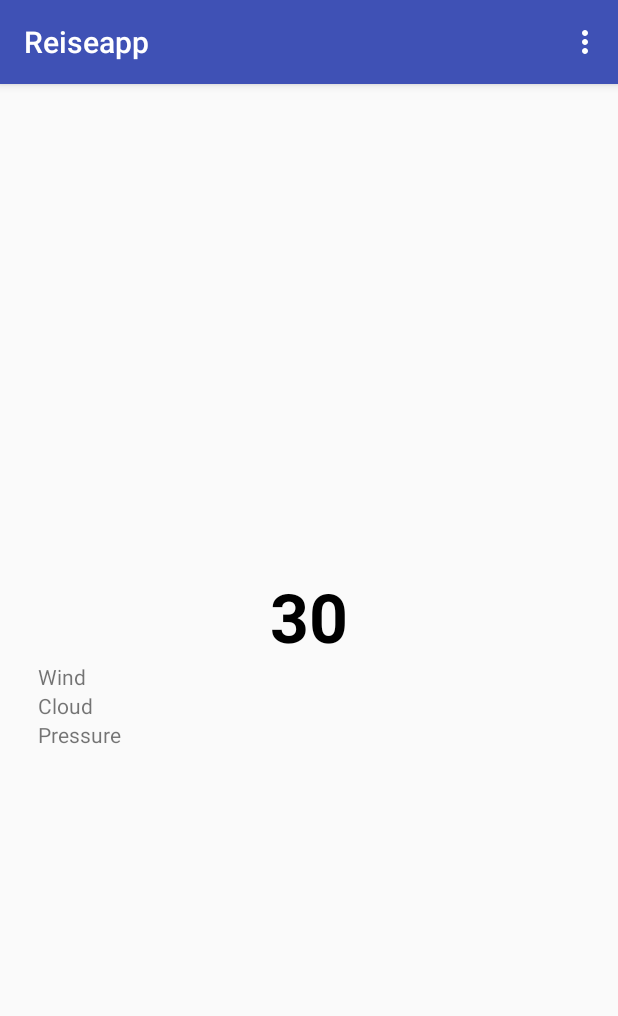
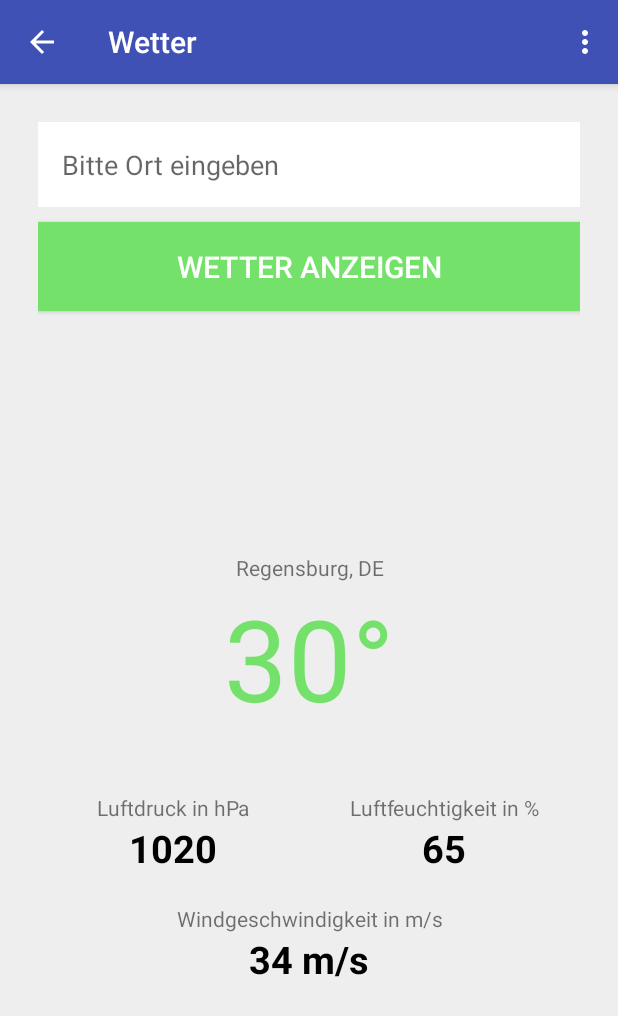
Before and after one commit to Stephfi/TravelAndroid, an Android app: the Weather screen opened directly, with no data from a screen before it, on a phone screen of 412 x 824 dp. Shown: the top 1016 px of the screen. Run offline under Robolectric (Android 15) with nearby library versions, the phone set to English and light mode, and no system bars; our stand-ins replace Volley; libraries missing offline, so code that uses them is left out: com.facebook.stetho.

Commit message:
Weather functionality is now working

```diff
--- a/app/build.gradle
+++ b/app/build.gradle
@@ -32,6 +32,8 @@ dependencies {
     implementation 'com.facebook.stetho:stetho:1.5.0'
     implementation 'com.facebook.stetho:stetho-okhttp3:1.5.0'
 
+    implementation 'com.android.volley:volley:1.0.0'
+
     implementation 'com.android.support:recyclerview-v7:27.1.1'
     implementation 'com.android.support:design:27.1.1'
 
--- a/app/src/main/AndroidManifest.xml
+++ b/app/src/main/AndroidManifest.xml
@@ -47,7 +47,8 @@
             </intent-filter>
         </activity>
 
-      <activity android:name=".Weather.Weather"/>
+      <activity android:name=".Weather.Weather"
+          android:parentActivityName=".MainActivity.MainActivity"/>
 
     </application>
 
--- a/app/src/main/java/com/example/markusbink/travelapp/Weather/JSONWeatherParser.java
+++ /dev/null
@@ -1,60 +0,0 @@
-package com.example.markusbink.travelapp.Weather;
-
-import com.example.markusbink.travelapp.Weather.model.Place;
-
-import org.json.JSONArray;
-import org.json.JSONException;
-import org.json.JSONObject;
-
-public class JSONWeatherParser {
-
-    public static Weather_SingleItem getWeather(String data) {
-        Weather_SingleItem weather = new Weather_SingleItem();
-
-        //create JSON Object from data
-
-        try{
-            JSONObject jsonObject = new JSONObject(data);
-            Place place = new Place();
-
-            JSONObject coordObj = Utils.getObject("coord", jsonObject);
-            place.setLat(Utils.getFloat("lat", coordObj));
-            place.setLon(Utils.getFloat("lon", coordObj));
-
-            //Get the sys object
-            JSONObject sysObj = Utils.getObject("sys", jsonObject);
-            place.setCountry(Utils.getString("country", sysObj));
-            place.setLastUpdate(Utils.getInt("dt", jsonObject));
-            place.setSunrise(Utils.getInt("sunrise", sysObj));
-            place.setSunset(Utils.getInt("sunset", sysObj));
-            weather.place = place;
-
-            //Get weather info
-            JSONArray jsonArray = jsonObject.getJSONArray("weather");
-            JSONObject jsonWeather = jsonArray.getJSONObject(0);
-            weather.currentCondition.setWeatherId(Utils.getInt("id", jsonWeather));
-            weather.currentCondition.setDescription(Utils.getString("description", jsonWeather));
-            weather.currentCondition.setCondition(Utils.getString("main", jsonWeather));
-            weather.currentCondition.setIcon(Utils.getString("icon", jsonWeather));
-
-            JSONObject windObj = Utils.getObject("wind", jsonObject);
-            weather.wind.setSpeed(Utils.getFloat("speed", windObj));
-            weather.wind.setDegree(Utils.getFloat("deg", windObj));
-
-            JSONObject cloudObj = Utils.getObject("clouds", jsonObject);
-            weather.clouds.setPrecipitation(Utils.getInt("all", cloudObj));
-
-            return weather;
-
-
-
-        } catch (JSONException e) {
-            e.printStackTrace();
-
-            return null;
-        }
-    }
-
-
-
-}
--- a/app/src/main/java/com/example/markusbink/travelapp/Weather/Weather.java
+++ b/app/src/main/java/com/example/markusbink/travelapp/Weather/Weather.java
@@ -3,18 +3,36 @@ package com.example.markusbink.travelapp.Weather;
 import android.os.AsyncTask;
 import android.os.Bundle;
 import android.util.Log;
+import android.view.Menu;
+import android.view.View;
+import android.widget.Button;
+import android.widget.EditText;
 import android.widget.TextView;
+import android.widget.Toast;
 
+import com.android.volley.Request;
+import com.android.volley.RequestQueue;
+import com.android.volley.Response;
+import com.android.volley.VolleyError;
+import com.android.volley.toolbox.JsonObjectRequest;
+import com.android.volley.toolbox.Volley;
 import com.example.markusbink.travelapp.ActionBarActivity;
 import com.example.markusbink.travelapp.R;
 import com.facebook.stetho.Stetho;
 
+import org.json.JSONArray;
+import org.json.JSONException;
+import org.json.JSONObject;
+
 public class Weather extends ActionBarActivity {
 
-    TextView textViewTemp, textViewWind, textViewCloud, textViewPressure;
-Weather_SingleItem weather = new Weather_SingleItem();
+    private TextView textViewTemp, textViewPressure, textViewHumidity, textViewWind, textViewCity;
+    private EditText editTextCity;
+    private Button buttonShowData;
+    private RequestQueue mQueue;
 
-WeatherHttpClient weatherHttpClient = new WeatherHttpClient();
+
+
 
 
     @Override
@@ -22,58 +40,118 @@ WeatherHttpClient weatherHttpClient = new WeatherHttpClient();
         super.onCreate(savedInstanceState);
         setContentView(R.layout.activity_weather);
         initUi();
-        initString();
-        renderWeatherData("Moscow,RU");
-    }
+        initActionBar();
 
-    private void renderWeatherData(String city) {
 
-        WeatherTask weatherTask = new WeatherTask();
-        weatherTask.execute(new String[]{city + "&units=metric"});
+        mQueue = Volley.newRequestQueue(this);
+
+
+        buttonShowData.setOnClickListener(new View.OnClickListener() {
+            @Override
+            public void onClick(View v) {
+
+                String city = editTextCity.getText().toString();
+
+                if(city.equals("")) {
+                    Toast.makeText(getApplicationContext(), "Bitte Ort eingeben.", Toast.LENGTH_SHORT).show();
+                }
+
+                jsonParse(city);
+                editTextCity.setText("");
+            }
+        });
 
     }
 
-    private void initString() {
-        String city = weatherHttpClient.getWeatherData("Moscow,RU");
-        Log.d("TAG", "city_string: " +city);
-    }
 
-    //AsyncTask
+    //JSON Parsing based on the Tutorial from Coding in Flow on Youtube. Link: https://www.youtube.com/watch?v=y2xtLqP8dSQ&t=217s Changes were made to suit our functionality
+    //Weather Data retrieved from openweathermap.org
+    private void jsonParse(String city) {
+        String url = "http://api.openweathermap.org/data/2.5/weather?q=" + city + "&APPID=08b0554d25e979ac4f422baf20a69306&units=metric";
+
+        final JsonObjectRequest request = new JsonObjectRequest(Request.Method.GET, url, null, new Response.Listener<JSONObject>() {
+            @Override
+            public void onResponse(JSONObject response) {
+                try {
+
+                    //get main content
+                    JSONObject main = response.getJSONObject("main");
+                    double temp = main.getDouble("temp");
+                    int pressure = main.getInt("pressure");
+                    int humidity = main.getInt("humidity");
 
 
-    private class WeatherTask extends AsyncTask<String, Void, Weather_SingleItem> {
+                    //get wind content
+                    JSONObject wind = response.getJSONObject("wind");
+                    double speed = wind.getDouble("speed");
 
-        @Override
-        protected Weather_SingleItem doInBackground(String... params) {
+                    //get location data
 
-            String data = new WeatherHttpClient().getWeatherData(params[0]);
+                    JSONObject sys = response.getJSONObject("sys");
+                    String country = sys.getString("country");
+                    String city = response.getString("name");
 
-            weather = JSONWeatherParser.getWeather(data);
-
-            Log.v("Data: ",  weather.place.getCity());
-
-            return weather;
-        }
+                    String cityCountryString = city + ", " + country;
 
 
-        @Override
-        protected void onPostExecute(Weather_SingleItem weather) {
-            super.onPostExecute(weather);
-        }
+                    //set textviews
+                    textViewCity.setText(cityCountryString);
+                    textViewTemp.setText(String.valueOf(temp + "°"));
+                    textViewPressure.setText(String.valueOf(pressure + " hPa"));
+                    textViewHumidity.setText(String.valueOf(humidity + " %"));
+                    textViewWind.setText(String.valueOf(speed + " m/s"));
 
 
+
+                } catch (JSONException e) {
+                    e.printStackTrace();
+                }
+            }
+        }, new Response.ErrorListener() {
+            @Override
+            public void onErrorResponse(VolleyError error) {
+                error.printStackTrace();
+            }
+        });
+
+        mQueue.add(request);
 
     }
 
 
 
+
+
+
+
+
     private void initUi() {
         textViewTemp = findViewById(R.id.textview_temperature);
+        textViewPressure = findViewById(R.id.textview_pressure);
+        textViewHumidity = findViewById(R.id.textview_humidity);
         textViewWind = findViewById(R.id.textview_wind);
-        textViewCloud = findViewById(R.id.textview_cloud);
-        textViewPressure = findViewById(R.id.textview_pressure);
+        textViewCity = findViewById(R.id.textview_city);
+        editTextCity = findViewById(R.id.edittext_city);
+        buttonShowData = findViewById(R.id.button_show_data);
+    }
+
+    private void initActionBar() {
+
+        if(getSupportActionBar() != null) {
+            getSupportActionBar().setTitle("Wetter");
+        }
+
+        getSupportActionBar().setDisplayHomeAsUpEnabled(true);
+
+    }
 
 
+    //Hide Weather menu-item
+    @Override
+    public boolean onPrepareOptionsMenu(Menu menu) {
+        super.onPrepareOptionsMenu(menu);
+        menu.findItem(R.id.weather_activity).setVisible(false);
+        return true;
     }
 
 
--- a/app/src/main/java/com/example/markusbink/travelapp/Weather/WeatherHttpClient.java
+++ /dev/null
@@ -1,48 +0,0 @@
-package com.example.markusbink.travelapp.Weather;
-
-import java.io.BufferedReader;
-import java.io.IOException;
-import java.io.InputStream;
-import java.io.InputStreamReader;
-import java.net.HttpURLConnection;
-import java.net.URL;
-
-
-public class WeatherHttpClient {
-
-    public String getWeatherData(String place) {
-        HttpURLConnection connection = null;
-        InputStream inputStream = null;
-
-        try {
-            connection = (HttpURLConnection) (new URL(java.net.URLEncoder.encode(Utils.BASE_URL, "UTF-8") + place + "&APPID=08b0554d25e979ac4f422baf20a69306")).openConnection();
-            connection.setRequestMethod("GET");
-            connection.setDoInput(true);
-            connection.setDoOutput(true);
-            connection.connect();
-
-            //Read response
-
-            StringBuilder stringBuilder = new StringBuilder();
-            inputStream = connection.getInputStream();
-            BufferedReader bufferedReader = new BufferedReader(new InputStreamReader(inputStream));
-            String line = null;
-
-            while((line = bufferedReader.readLine()) != null) {
-                stringBuilder.append(line + "\r\n");
-            }
-
-            inputStream.close();
-            connection.disconnect();
-
-            return stringBuilder.toString();
-
-
-        } catch (IOException e) {
-            e.printStackTrace();
-        }
-
-        return null;
-    }
-
-}
--- a/app/src/main/java/com/example/markusbink/travelapp/Weather/Weather_SingleItem.java
+++ /dev/null
@@ -1,17 +0,0 @@
-package com.example.markusbink.travelapp.Weather;
-
-import com.example.markusbink.travelapp.Weather.model.Clouds;
-import com.example.markusbink.travelapp.Weather.model.CurrentCondition;
-import com.example.markusbink.travelapp.Weather.model.Place;
-import com.example.markusbink.travelapp.Weather.model.Temperature;
-import com.example.markusbink.travelapp.Weather.model.Wind;
-
-public class Weather_SingleItem {
-
-    public Clouds clouds = new Clouds();
-    public Temperature temperature = new Temperature();
-    public Place place = new Place();
-    public CurrentCondition currentCondition = new CurrentCondition();
-    public Wind wind = new Wind();
-
-}
--- a/app/src/main/java/com/example/markusbink/travelapp/Weather/model/Clouds.java
+++ /dev/null
@@ -1,13 +0,0 @@
-package com.example.markusbink.travelapp.Weather.model;
-
-public class Clouds {
-    private int precipitation;
-
-    public int getPrecipitation() {
-        return precipitation;
-    }
-
-    public void setPrecipitation(int precipitation) {
-        this.precipitation = precipitation;
-    }
-}
--- a/app/src/main/java/com/example/markusbink/travelapp/Weather/model/CurrentCondition.java
+++ /dev/null
@@ -1,86 +0,0 @@
-package com.example.markusbink.travelapp.Weather.model;
-
-public class CurrentCondition {
-
-    private int weatherId;
-    private String condition;
-    private String description;
-    private String icon;
-    private float pressure;
-    private float humidity;
-    private float minTemp;
-    private float maxTemp;
-    private double temperature;
-
-    public int getWeatherId() {
-        return weatherId;
-    }
-
-    public void setWeatherId(int weatherId) {
-        this.weatherId = weatherId;
-    }
-
-    public String getCondition() {
-        return condition;
-    }
-
-    public void setCondition(String condition) {
-        this.condition = condition;
-    }
-
-    public String getDescription() {
-        return description;
-    }
-
-    public void setDescription(String description) {
-        this.description = description;
-    }
-
-    public String getIcon() {
-        return icon;
-    }
-
-    public void setIcon(String icon) {
-        this.icon = icon;
-    }
-
-    public float getPressure() {
-        return pressure;
-    }
-
-    public void setPressure(float pressure) {
-        this.pressure = pressure;
-    }
-
-    public float getHumidity() {
-        return humidity;
-    }
-
-    public void setHumidity(float humidity) {
-        this.humidity = humidity;
-    }
-
-    public float getMinTemp() {
-        return minTemp;
-    }
-
-    public void setMinTemp(float minTemp) {
-        this.minTemp = minTemp;
-    }
-
-    public float getMaxTemp() {
-        return maxTemp;
-    }
-
-    public void setMaxTemp(float maxTemp) {
-        this.maxTemp = maxTemp;
-    }
-
-    public double getTemperature() {
-        return temperature;
-    }
-
-    public void setTemperature(double temperature) {
-        this.temperature = temperature;
-    }
-}
--- a/app/src/main/java/com/example/markusbink/travelapp/Weather/model/Place.java
+++ /dev/null
@@ -1,68 +0,0 @@
-package com.example.markusbink.travelapp.Weather.model;
-
-public class Place {
-
-    private float lon;
-    private float lat;
-    private long sunset;
-    private long sunrise;
-    private String country;
-    private String city;
-    private long lastUpdate;
-
-    public float getLon() {
-        return lon;
-    }
-
-    public void setLon(float lon) {
-        this.lon = lon;
-    }
-
-    public float getLat() {
-        return lat;
-    }
-
-    public void setLat(float lat) {
-        this.lat = lat;
-    }
-
-    public long getSunset() {
-        return sunset;
-    }
-
-    public void setSunset(long sunset) {
-        this.sunset = sunset;
-    }
-
-    public long getSunrise() {
-        return sunrise;
-    }
-
-    public void setSunrise(long sunrise) {
-        this.sunrise = sunrise;
-    }
-
-    public String getCountry() {
-        return country;
-    }
-
-    public void setCountry(String country) {
-        this.country = country;
-    }
-
-    public String getCity() {
-        return city;
-    }
-
-    public void setCity(String city) {
-        this.city = city;
-    }
-
-    public long getLastUpdate() {
-        return lastUpdate;
-    }
-
-    public void setLastUpdate(long lastUpdate) {
-        this.lastUpdate = lastUpdate;
-    }
-}
--- a/app/src/main/java/com/example/markusbink/travelapp/Weather/model/Wind.java
+++ /dev/null
@@ -1,23 +0,0 @@
-package com.example.markusbink.travelapp.Weather.model;
-
-public class Wind {
-
-    private float speed;
-    private float degree;
-
-    public float getSpeed() {
-        return speed;
-    }
-
-    public void setSpeed(float speed) {
-        this.speed = speed;
-    }
-
-    public float getDegree() {
-        return degree;
-    }
-
-    public void setDegree(float degree) {
-        this.degree = degree;
-    }
-}
--- a/app/src/main/res/layout/activity_weather.xml
+++ b/app/src/main/res/layout/activity_weather.xml
@@ -7,36 +7,148 @@
     tools:context=".MainActivity.MainActivity"
     android:orientation="vertical"
     android:padding="25dp"
+    android:background="#eee">
+
+    <EditText
+        android:id="@+id/edittext_city"
+        android:layout_width="match_parent"
+        android:layout_height="wrap_content"
+        android:background="#fff"
+        android:hint="@string/weather_input"
+        android:padding="16dp"
+        />
+
+    <Button
+        android:id="@+id/button_show_data"
+        android:layout_width="match_parent"
+        android:layout_height="wrap_content"
+        android:text="@string/weather_show"
+        android:textSize="20sp"
+        android:padding="16dp"
+        android:background="@color/colorAccent"
+        android:textColor="#fff"
+        android:layout_marginTop="10dp"
+        android:layout_marginBottom="20dp"
+        />
+
+
+    <LinearLayout
+        android:layout_width="match_parent"
+        android:layout_height="match_parent"
+        android:orientation="vertical"
         android:gravity="center">
+
+        <TextView
+            android:id="@+id/textview_city"
+            android:layout_width="match_parent"
+            android:layout_height="wrap_content"
+            android:text="Regensburg, DE"
+            android:textAlignment="center"/>
 
     <TextView
         android:id="@+id/textview_temperature"
         android:layout_width="match_parent"
         android:layout_height="wrap_content"
-        android:text="30"
+        android:text="30°"
         android:textAlignment="center"
-        android:textSize="45sp"
+        android:textSize="75sp"
+        android:textColor="@color/colorAccent"
+        />
+
+        <LinearLayout
+            android:layout_width="wrap_content"
+            android:layout_height="wrap_content"
+            android:orientation="horizontal"
+            android:layout_marginTop="40dp">
+
+        <RelativeLayout
+            android:layout_width="wrap_content"
+            android:layout_height="wrap_content"
+            android:orientation="vertical"
+            android:layout_weight="0.5">
+
+        <TextView
+            android:id="@+id/textview_pressure_label"
+            android:layout_width="match_parent"
+            android:layout_height="wrap_content"
+            android:text="Luftdruck in hPa"
+            android:textAlignment="center"/>
+
+        <TextView
+            android:id="@+id/textview_pressure"
+            android:layout_width="match_parent"
+            android:layout_height="wrap_content"
+            android:layout_below="@id/textview_pressure_label"
+            android:text="1020"
+            android:textSize="25sp"
             android:textStyle="bold"
             android:textColor="#000"
-        />
+            android:textAlignment="center"/>
+
+        </RelativeLayout>
+
+        <RelativeLayout
+            android:layout_width="wrap_content"
+            android:layout_height="wrap_content"
+            android:orientation="vertical"
+            android:layout_weight="0.5">
+
+        <TextView
+            android:id="@+id/textview_humidity_label"
+            android:layout_width="match_parent"
+            android:layout_height="wrap_content"
+            android:text="Luftfeuchtigkeit in %"
+            android:textAlignment="center"/>
+
+        <TextView
+            android:id="@+id/textview_humidity"
+            android:layout_width="match_parent"
+            android:layout_height="wrap_content"
+            android:text="65"
+            android:textSize="25sp"
+            android:textStyle="bold"
+            android:textColor="#000"
+            android:textAlignment="center"
+            android:layout_below="@id/textview_humidity_label"/>
+
+
+        </RelativeLayout>
+        </LinearLayout>
+        <LinearLayout
+            android:layout_width="wrap_content"
+            android:layout_height="wrap_content"
+            android:orientation="horizontal"
+            android:layout_marginTop="20dp">
+
+            <RelativeLayout
+                android:layout_width="wrap_content"
+                android:layout_height="wrap_content"
+                android:orientation="vertical"
+                >
+
+                <TextView
+                    android:id="@+id/textview_wind_label"
+                    android:layout_width="match_parent"
+                    android:layout_height="wrap_content"
+                    android:text="Windgeschwindigkeit in m/s"
+                    android:textAlignment="center"/>
 
                 <TextView
                     android:id="@+id/textview_wind"
                     android:layout_width="match_parent"
                     android:layout_height="wrap_content"
-        android:text="Wind"/>
+                    android:text="34 m/s"
+                    android:textSize="25sp"
+                    android:textStyle="bold"
+                    android:textColor="#000"
+                    android:textAlignment="center"
+                    android:layout_below="@id/textview_wind_label"/>
 
-    <TextView
-        android:id="@+id/textview_cloud"
-        android:layout_width="match_parent"
-        android:layout_height="wrap_content"
-        android:text="Cloud"/>
+            </RelativeLayout>
 
-    <TextView
-        android:id="@+id/textview_pressure"
-        android:layout_width="match_parent"
-        android:layout_height="wrap_content"
-        android:text="Pressure"/>
+        </LinearLayout>
+
+    </LinearLayout>
 
 
 </LinearLayout>
--- a/app/src/main/res/values/strings.xml
+++ b/app/src/main/res/values/strings.xml
@@ -11,6 +11,8 @@
     <string name="mainactivity_headline">Plane deine Reise</string>
     <string name="packinglist_headline">Deine Packliste</string>
     <string name="packinglist_item_placeholder">Gepäck eingeben</string>
+    <string name="weather_show">Wetter anzeigen</string>
+    <string name="weather_input">Bitte Ort eingeben</string>
     <string name="budget">0 €</string>
 
     <!-- TODO: Remove or change this placeholder text -->
```
Also changed, not shown: app/src/main/java/com/example/markusbink/travelapp/Weather/Utils.java (deleted, +0 -36 lines), app/src/main/java/com/example/markusbink/travelapp/Weather/model/Temperature.java (deleted, +0 -32 lines). Lines whose indentation alone changed are shown as unchanged.
